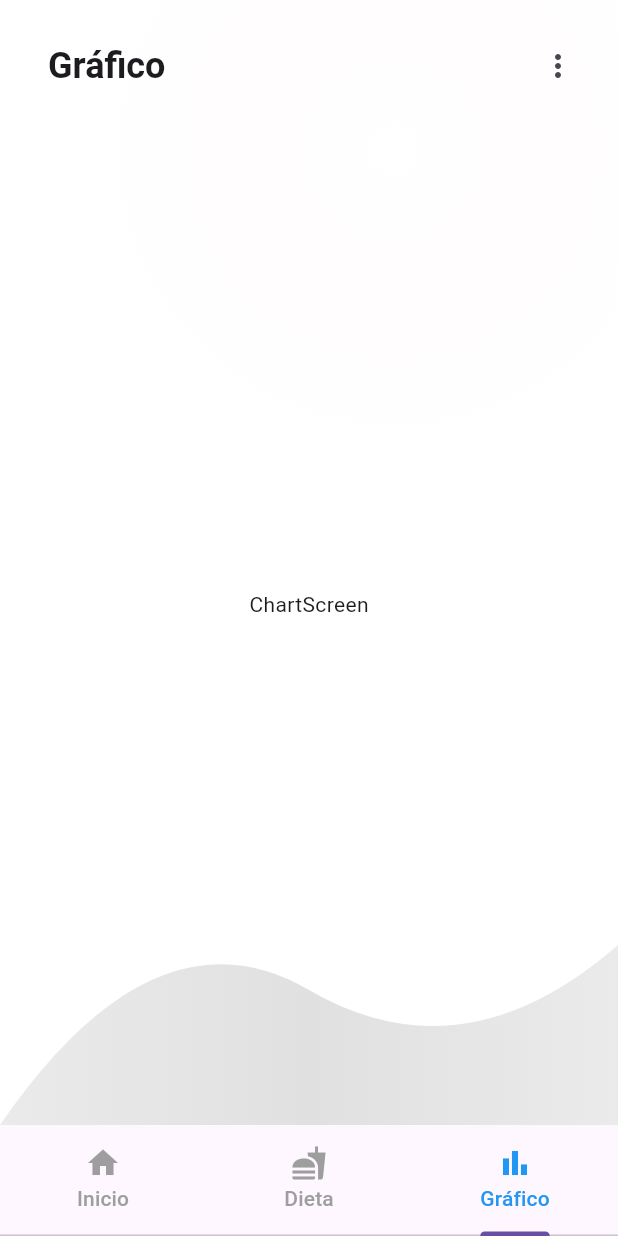
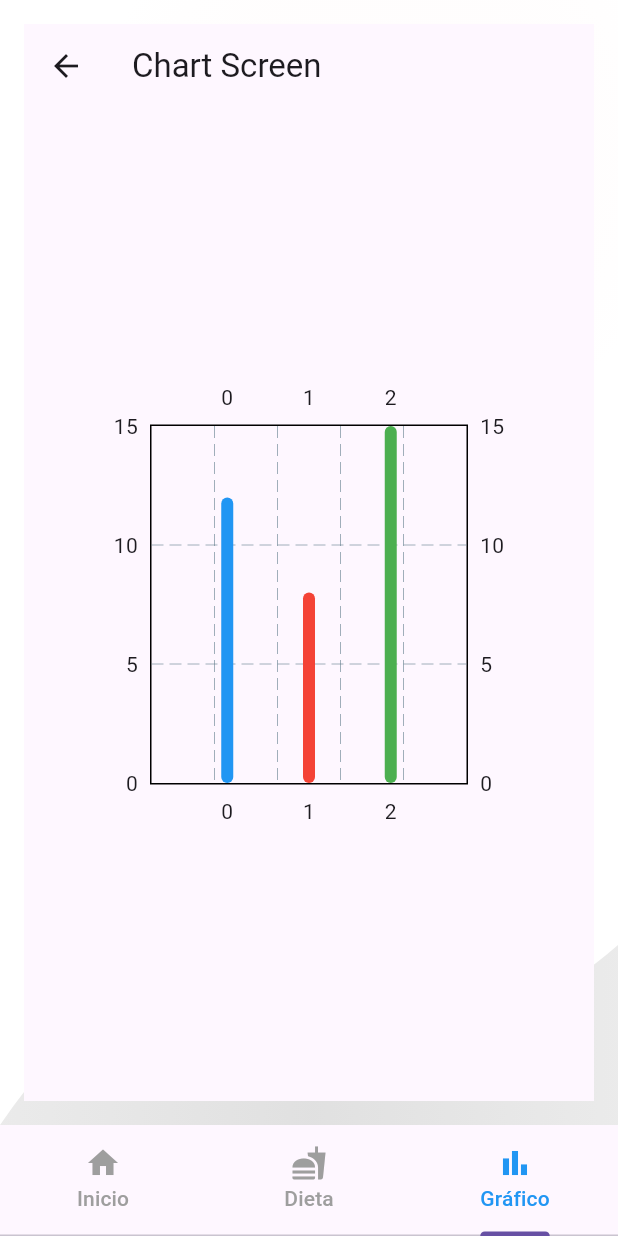
Before and after one commit to Ipeross/Examen_Moviles_Feast_Fit_IPO, a Flutter app: the MainScreen screen opened directly, item 3 of the bottom bar chosen, on a phone screen of 412 x 824 dp. Run offline on Flutter 3.47's test engine with Material 3 defaults, Android fonts, the phone set to English and light mode, and no system bars; drawn by our look-alikes of fl_chart.

Commit message:
Implementation chart in ChartScreen

```diff
--- a/lib/screens/chart_screen.dart
+++ b/lib/screens/chart_screen.dart
@@ -1,22 +1,43 @@
-import 'package:feast_fit/widgets/widgets.dart';
 import 'package:flutter/material.dart';
+import 'package:fl_chart/fl_chart.dart';
 
 class ChartScreen extends StatelessWidget {
-
-  const ChartScreen({super.key});
-
   @override
   Widget build(BuildContext context) {
-    return const Column(
-      children: [
-        CustomAppBar2(title: 'Gráfico'),
-        Expanded(
-          child: Center(
-             child: Text('ChartScreen'),
+    return Scaffold(
+      appBar: AppBar(
+        title: Text('Chart Screen'),
+      ),
+      body: Center(
+        child: SizedBox(
+          width: 300,
+          height: 300,
+          child: BarChart(
+            BarChartData(
+              barGroups: [
+                BarChartGroupData(
+                  x: 0,
+                  barRods: [
+                    BarChartRodData(y: 12, colors: [Colors.blue]),
+                  ],
+                ),
+                BarChartGroupData(
+                  x: 1,
+                  barRods: [
+                    BarChartRodData(y: 8, colors: [Colors.red]),
+                  ],
+                ),
+                BarChartGroupData(
+                  x: 2,
+                  barRods: [
+                    BarChartRodData(y: 15, colors: [Colors.green]),
+                  ],
+                ),
+              ],
+            ),
           ),
         ),
-      ]
-
+      ),
     );
   }
 }
--- a/lib/screens/contact_screen.dart
+++ b/lib/screens/contact_screen.dart
@@ -24,8 +24,8 @@ class _ContactScreenState extends State<ContactScreen> {
       appBar: const CustomAppBar3(title: '¿Necesitas ayuda?'),
       body: SingleChildScrollView(
         padding: const EdgeInsets.all(16.0),
-        child: Form(  // Aquí encapsulamos todo el contenido en un Form
-          key: _formKey,  // El formulario está asociado a esta clave
+        child: Form(
+          key: _formKey,
           child: Column(
             crossAxisAlignment: CrossAxisAlignment.start,
             children: [
@@ -122,11 +122,9 @@ class _ContactScreenState extends State<ContactScreen> {
               ),
               const SizedBox(height: 16),
 
-              // Botón de enviar
               ElevatedButton(
                 onPressed: () {
                   if (_formKey.currentState?.validate() ?? false) {
-                    // Si el formulario es válido, se ejecuta la acción
                     ScaffoldMessenger.of(context).showSnackBar(
                       const SnackBar(content: Text('Formulario enviado')),
                     );
--- a/lib/screens/main_screen.dart
+++ b/lib/screens/main_screen.dart
@@ -7,19 +7,19 @@ class MainScreen extends StatelessWidget {
 
   @override
   Widget build(BuildContext context) {
-    return const DefaultTabController(
+    return DefaultTabController(
       length: 3,
       child: Scaffold(
         body: BackgroundContainer(
           child: TabBarView(
             children: [
-              HomeScreen(),
-              FoodScreen(),
+              const HomeScreen(),
+              const FoodScreen(),
               ChartScreen(),
             ],
           ),
         ),
-        bottomNavigationBar: TabBar(
+        bottomNavigationBar: const TabBar(
           tabs: [
             Tab(icon: Icon(Icons.home), text: 'Inicio'),
             Tab(icon: Icon(Icons.fastfood), text: 'Dieta'),
--- a/pubspec.yaml
+++ b/pubspec.yaml
@@ -33,6 +33,8 @@ dependencies:
   provider: ^6.1.2
   firebase_auth: ^5.4.2
   google_sign_in: ^6.2.2
+  fl_chart: ^0.40.0
+  intl: ^0.20.2
 
   # The following adds the Cupertino Icons font to your application.
   # Use with the CupertinoIcons class for iOS style icons.
```
Also changed, not shown: pubspec.lock.
